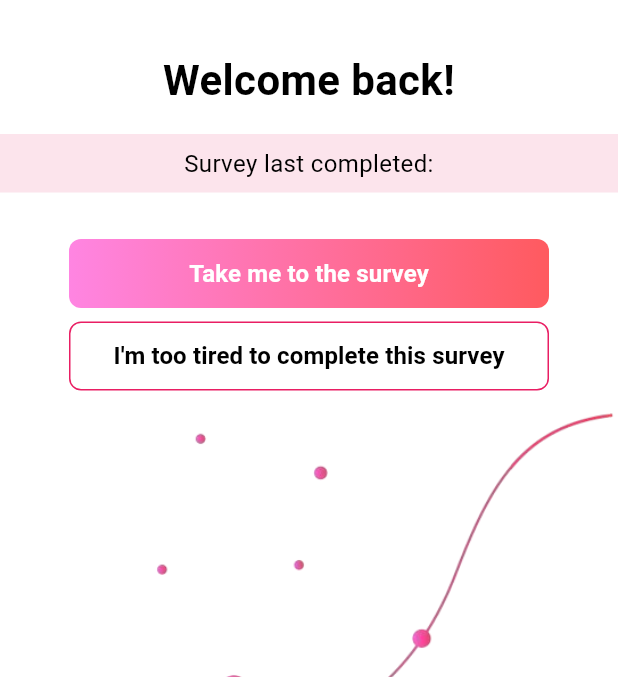
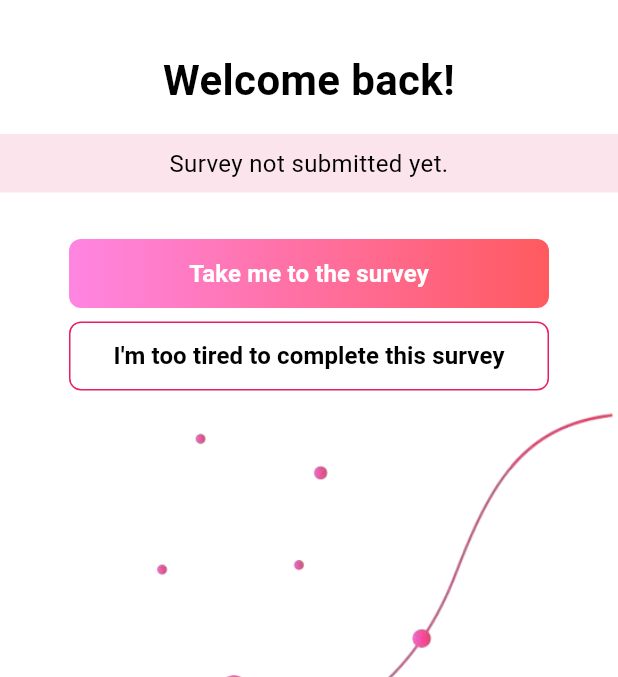
Before and after one commit to anusii/msfatigue, a Flutter app: the WelcomeBackScreen screen opened directly, on a phone screen of 412 x 824 dp, the part 109-786 px from its top. Run offline on Flutter 3.47's test engine with Material 3 defaults, Android fonts, the phone set to English and light mode, and no system bars; our stand-ins replace equatable, flutter_bloc, flutter_markdown, gap, universal_io; missing offline and left inert: rdflib, solidpod, window_manager; statements that could not run were skipped.

Commit message:
update text info

```diff
--- a/lib/questionnaire/welcome_back.dart
+++ b/lib/questionnaire/welcome_back.dart
@@ -132,8 +132,8 @@ class _WelcomeBackScreenState extends State<WelcomeBackScreen> {
                     decoration: BoxDecoration(
                       color: Colors.pink.shade50,
                     ),
-                    child: Text(
-                      'Survey last completed: $latestUploadDate',
+                    child: Text(latestUploadDate.isNotEmpty?
+                      'Survey last completed: $latestUploadDate':'Survey not submitted yet.',
                       style: const TextStyle(
                         fontSize: 16,
                         color: Colors.black,
--- a/lib/questionnaire/welcome_back_final.dart
+++ b/lib/questionnaire/welcome_back_final.dart
@@ -19,6 +19,8 @@ class _WelcomeBackFinalPageState extends State<WelcomeBackFinalPage> {
   Widget build(BuildContext context) {
     DateTime today = DateTime.now();
     String formattedDate = DateFormat('d MMMM yyyy hh:mm a').format(today);
+
+    String nextAvailableDate = DateFormat('d MMMM yyyy').format(today);
 
     return Scaffold(
       key: _scaffoldKey,
@@ -86,7 +88,7 @@ class _WelcomeBackFinalPageState extends State<WelcomeBackFinalPage> {
                   ),
                   child: Center(
                     child: Text(
-                      "Next survey available $formattedDate",
+                      "Next survey available $nextAvailableDate",
                       style: const TextStyle(fontSize: 16, color: Colors.white),
                     ),
                   ),
```
